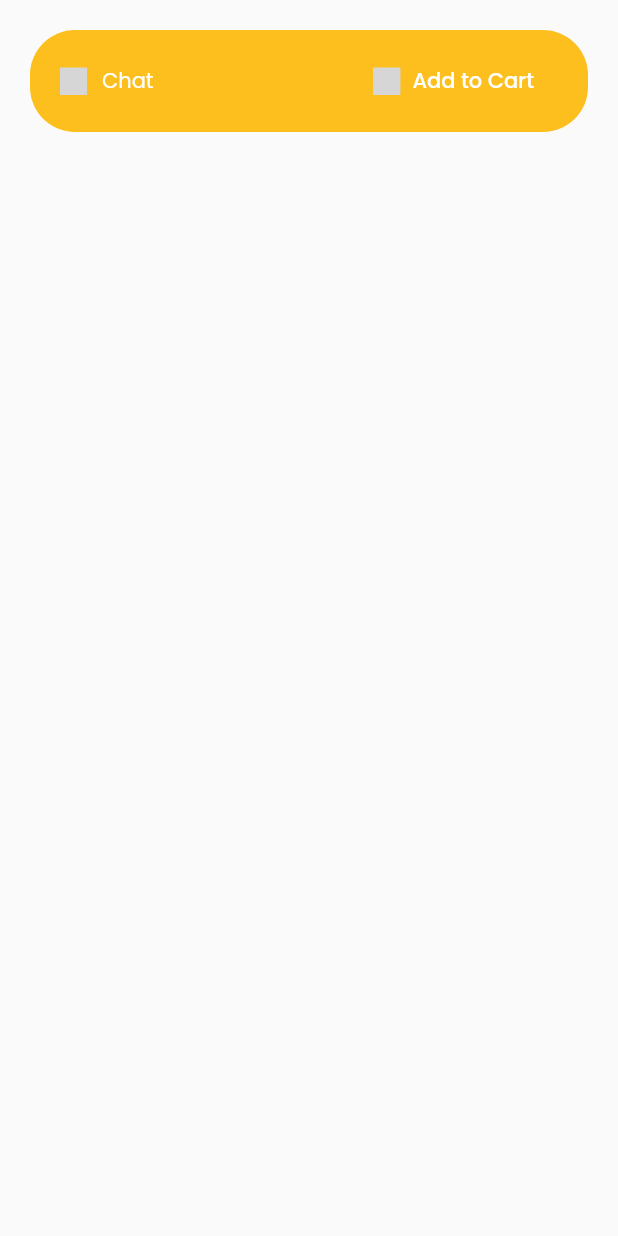
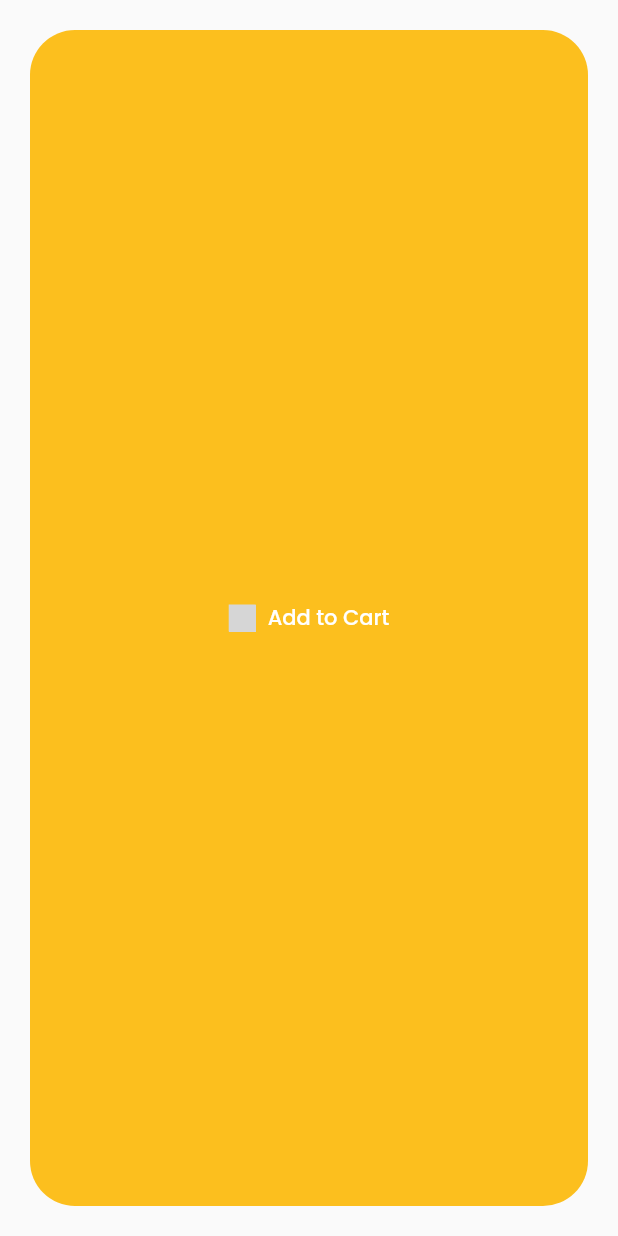
Before and after one commit to TusherRakib/Furniture_App, a Flutter app: the ChatAndAddToCart widget shown alone on an empty page, opened directly, on a phone screen of 412 x 824 dp. Run offline on Flutter 3.47's test engine with Material 2 defaults, Android fonts, the phone set to English and light mode, and no system bars; our stand-ins replace flutter_svg, google_fonts; grey boxes are pictures that could not be loaded.

Commit message:
add to cart  changed

```diff
--- a/lib/screens/details/components/body.dart
+++ b/lib/screens/details/components/body.dart
@@ -73,7 +73,8 @@ class Body extends StatelessWidget {
                 ],
               ),
             ),
-            ChatAndAddToCart(),
+            ChatAndAddToCart()
+
 
           ],
         ),
--- a/lib/screens/details/components/chat_and_add_to_cart.dart
+++ b/lib/screens/details/components/chat_and_add_to_cart.dart
@@ -20,20 +20,8 @@ class ChatAndAddToCart extends StatelessWidget {
         color: Color(0xFFFCBF1E),
         borderRadius: BorderRadius.circular(30),
       ),
-      child: Row(
-        children: <Widget>[
-          SvgPicture.asset(
-            "assets/icons/chat.svg",
-            height: 18,
-          ),
-          SizedBox(width: kDefaultPadding / 2),
-          Text(
-            "Chat",
-            style: TextStyle(color: Colors.white),
-          ),
-          // it will cover all available spaces
-          Spacer(),
-          FlatButton.icon(
+      child: Center(
+        child: TextButton.icon(
           onPressed: () {},
           icon: SvgPicture.asset(
             "assets/icons/shopping-bag.svg",
@@ -44,7 +32,6 @@ class ChatAndAddToCart extends StatelessWidget {
             style: TextStyle(color: Colors.white),
           ),
         ),
-        ],
       ),
     );
   }
--- a/lib/screens/details/components/product_image.dart
+++ b/lib/screens/details/components/product_image.dart
@@ -23,8 +23,8 @@ class ProductPoster extends StatelessWidget {
         alignment: Alignment.bottomCenter,
         children: <Widget>[
           Container(
-            height: size.width * 0.7,
-            width: size.width * 0.7,
+            height: size.width * 0.75,
+            width: size.width * 0.75,
             decoration: BoxDecoration(
               color: Colors.white,
               shape: BoxShape.circle,
--- a/lib/screens/product/products_screen.dart
+++ b/lib/screens/product/products_screen.dart
@@ -13,7 +13,6 @@ class ProductsScreen extends StatelessWidget {
       body: Body(),
     );
   }
-
   AppBar buildAppBar() {
     return AppBar(
       elevation: 0,
--- a/pubspec.yaml
+++ b/pubspec.yaml
@@ -34,7 +34,6 @@ dependencies:
 dev_dependencies:
   flutter_test:
     sdk: flutter
-
 
 # For information on the generic Dart part of this file, see the
 # following page: https://dart.dev/tools/pub/pubspec
```
Also changed, not shown: lib/models/product.dart (+8 -0 lines), assets/images/Item_1.png, assets/images/Item_2.png, assets/images/Item_3.png, assets/images/Item_4.png (added). Lines whose indentation alone changed are shown as unchanged.
